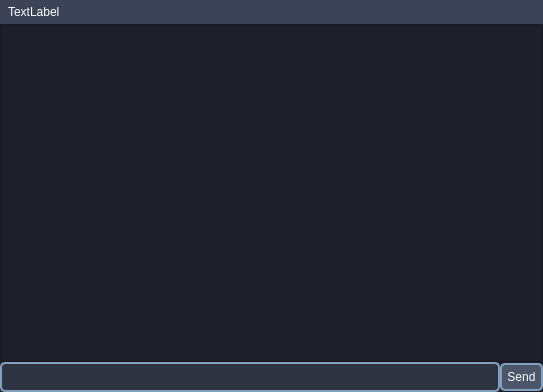
The window that Widget_Client/Chat.ui (MrVolot/WidgetClient) describes before a commit, drawn with Qt 5.
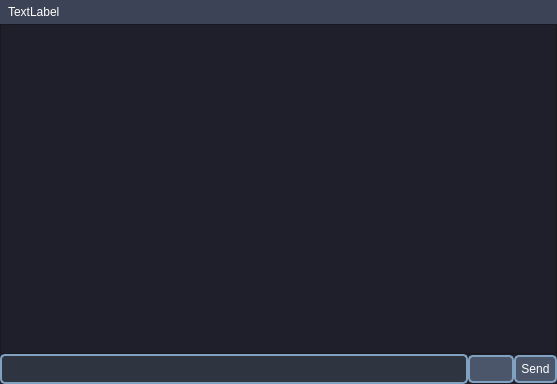
The same window after the commit.

Commit message: Implemented a button to cancel editing

What changed in the file:
```diff
--- a/Widget_Client/Chat.ui
+++ b/Widget_Client/Chat.ui
@@ -6,8 +6,8 @@
    <rect>
     <x>0</x>
     <y>0</y>
-    <width>543</width>
-    <height>392</height>
+    <width>557</width>
+    <height>384</height>
    </rect>
   </property>
   <property name="minimumSize">
@@ -166,6 +166,16 @@
          </property>
         </widget>
        </item>
+       <item>
+        <widget class="QPushButton" name="cancelEditButton">
+         <property name="text">
+          <string/>
+         </property>
+         <property name="flat">
+          <bool>true</bool>
+         </property>
+        </widget>
+       </item>
        <item>
         <widget class="QPushButton" name="sendMsgBtn">
          <property name="text">
```
The commit also changes 2 other files.
